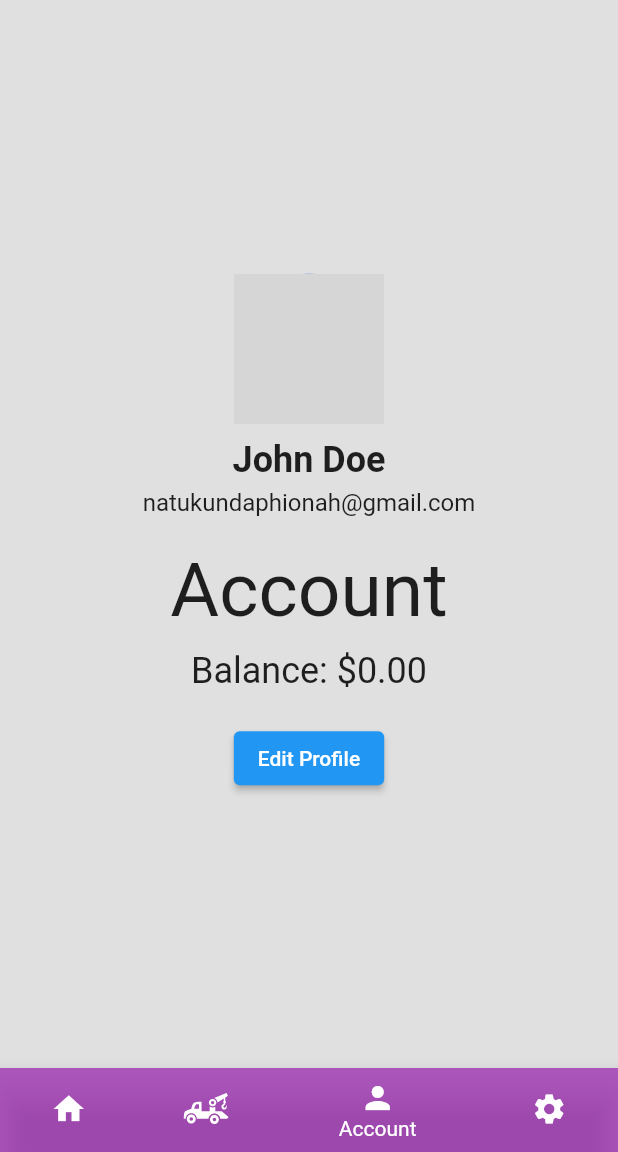
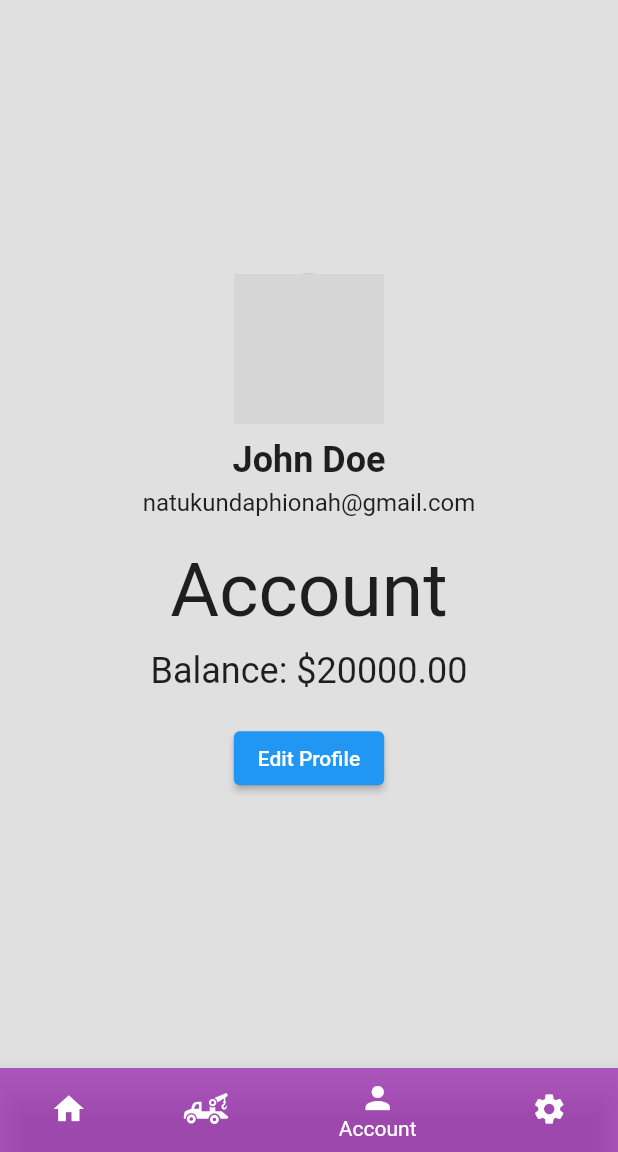
Before and after one commit to owinymarvin/classflutter, a Flutter app: the HomePage screen opened directly, item 3 of the bottom bar chosen, on a phone screen of 412 x 824 dp, the part 84-1236 px from its top. Run offline on Flutter 3.47's test engine with Material 2 defaults, Android fonts, the phone set to English and light mode, and no system bars; our stand-ins replace cloud_firestore, firebase_auth, firebase_core, flutter_svg; accounts and stored records are empty; grey boxes are pictures that could not be loaded.

Commit message:
updated  amount

```diff
--- a/lib/home_contents/account.dart
+++ b/lib/home_contents/account.dart
@@ -4,7 +4,7 @@ class UserAccount extends StatelessWidget {
   final double accountBalance;
 
   // Provide a default value (0.0) for the accountBalance parameter
-  UserAccount({this.accountBalance = 0.0});
+  UserAccount({this.accountBalance = 20000.0});
 
   @override
   Widget build(BuildContext context) {
```
